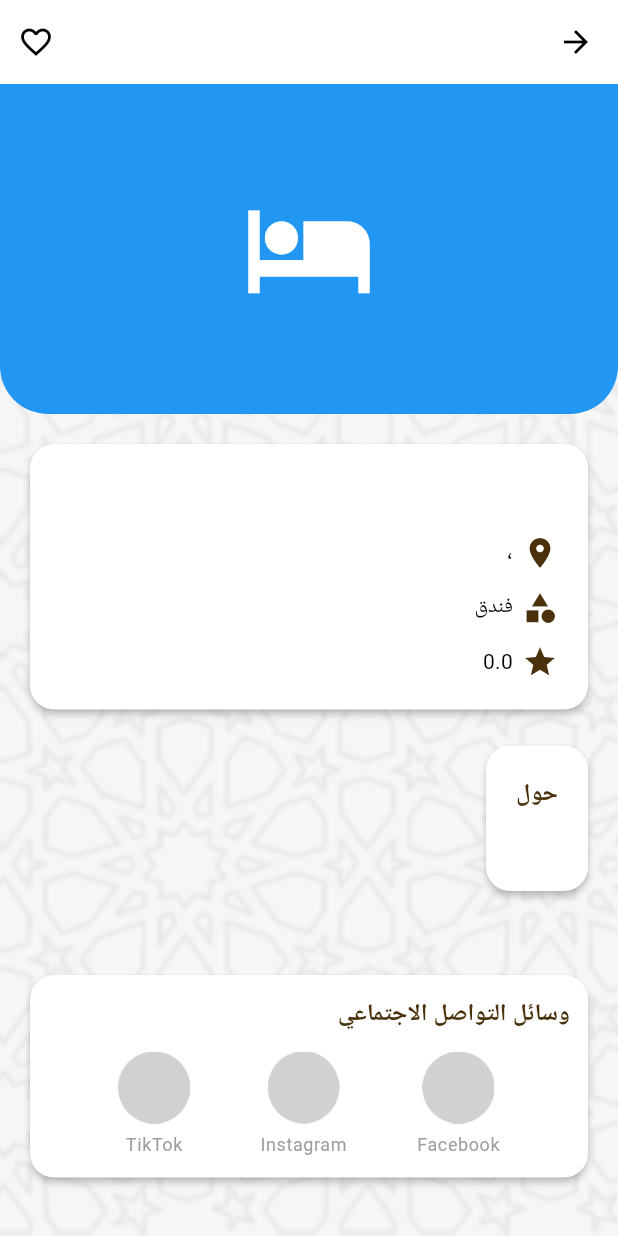
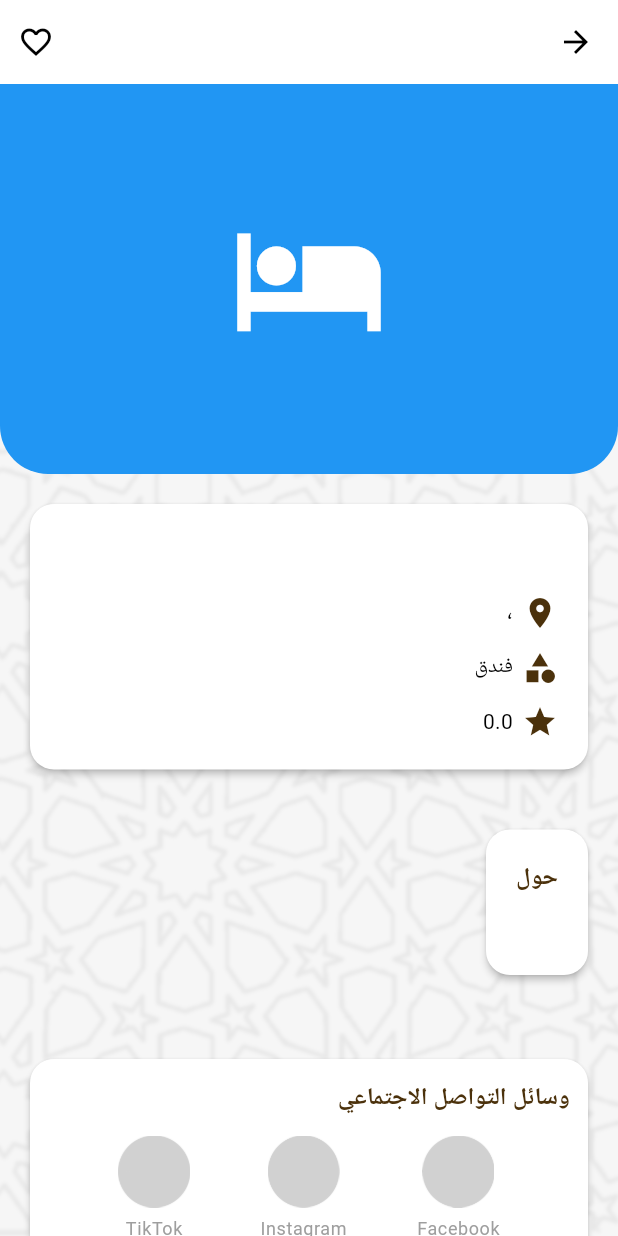
Before and after one commit to zaki-mj/traditio, a Flutter app: the PlaceDetailPage screen opened directly with empty values, on a phone screen of 412 x 824 dp. Run offline on Flutter 3.47's test engine with Material 3 defaults, Android fonts, the phone set to English and light mode, and no system bars; our stand-ins replace cloud_firestore, firebase_auth, firebase_core, firebase_storage, image_picker, shared_preferences and 1 more; missing offline and left inert: cloudinary_public; accounts and stored records are empty.

Commit message:
guest ui image carrousel

```diff
--- a/lib/models/place.dart
+++ b/lib/models/place.dart
@@ -73,13 +73,6 @@ class PointOfInterest {
   // Media
   final String? imageUrl;
   final List<String>? imageUrls;
-  // Optional individual image link slots (for DB later)
-  final String? imageLink1;
-  final String? imageLink2;
-  final String? imageLink3;
-  final String? imageLink4;
-  final String? imageLink5;
-  final String? imageLink6;
 
   // Timestamps (useful for sorting/filtering)
   final DateTime? createdAt;
@@ -104,12 +97,6 @@ class PointOfInterest {
     this.descriptionAR,
     this.descriptionFR,
     this.descriptionEN,
-    this.imageLink1,
-    this.imageLink2,
-    this.imageLink3,
-    this.imageLink4,
-    this.imageLink5,
-    this.imageLink6,
     this.locationLink,
     this.facebookLink,
     this.instagramLink,
@@ -147,12 +134,7 @@ class PointOfInterest {
       'tiktok_link': tiktokLink,
       'image_url': imageUrl,
       'image_urls': imageUrls,
-      'image_link_1': imageLink1,
-      'image_link_2': imageLink2,
-      'image_link_3': imageLink3,
-      'image_link_4': imageLink4,
-      'image_link_5': imageLink5,
-      'image_link_6': imageLink6,
+
       'created_at': createdAt?.toIso8601String(),
       'updated_at': updatedAt?.toIso8601String(),
       'recommended': recommended,
@@ -197,12 +179,6 @@ class PointOfInterest {
       descriptionAR: map['description_ar'] as String? ?? map['description'] as String?,
       descriptionFR: map['description_fr'] as String? ?? map['description'] as String?,
       descriptionEN: map['description_en'] as String? ?? map['description'] as String?,
-      imageLink1: _linkAt(0),
-      imageLink2: _linkAt(1),
-      imageLink3: _linkAt(2),
-      imageLink4: _linkAt(3),
-      imageLink5: _linkAt(4),
-      imageLink6: _linkAt(5),
       locationLink: map['location_link'] as String?,
       facebookLink: map['facebook_link'] as String?,
       instagramLink: map['instagram_link'] as String?,
--- a/lib/pages/place_detail_page.dart
+++ b/lib/pages/place_detail_page.dart
@@ -1,4 +1,5 @@
 import 'package:flutter/material.dart';
+import 'package:smooth_page_indicator/smooth_page_indicator.dart'; // ← new
 import '../models/place.dart';
 import '../widgets/category_image.dart';
 import '../l10n/app_localizations.dart';
@@ -6,12 +7,32 @@ import 'package:provider/provider.dart';
 import '../providers/favorites_provider.dart';
 import 'package:url_launcher/url_launcher.dart';
 
-class PlaceDetailPage extends StatelessWidget {
+class PlaceDetailPage extends StatefulWidget {
   final PointOfInterest place;
 
   const PlaceDetailPage({super.key, required this.place});
 
+  @override
+  State<PlaceDetailPage> createState() => _PlaceDetailPageState();
+}
+
+class _PlaceDetailPageState extends State<PlaceDetailPage> {
+  late PageController _pageController;
+
+  @override
+  void initState() {
+    super.initState();
+    _pageController = PageController();
+  }
+
+  @override
+  void dispose() {
+    _pageController.dispose();
+    super.dispose();
+  }
+
   Future<void> _launchURL(BuildContext context, String? url, {String? fallbackMessage}) async {
+    // ← your existing _launchURL code (unchanged)
     if (url == null || url.trim().isEmpty) {
       if (!context.mounted) return;
       ScaffoldMessenger.of(context).showSnackBar(SnackBar(content: Text(fallbackMessage ?? AppLocalizations(Localizations.localeOf(context)).translate('link_not_available'))));
@@ -27,7 +48,6 @@ class PlaceDetailPage extends StatelessWidget {
 
     try {
       final launched = await launchUrl(uri, mode: LaunchMode.externalApplication);
-
       if (!launched) {
         if (!context.mounted) return;
         ScaffoldMessenger.of(context).showSnackBar(SnackBar(content: Text(AppLocalizations(Localizations.localeOf(context)).translate('could_not_open_link'))));
@@ -39,6 +59,78 @@ class PlaceDetailPage extends StatelessWidget {
     }
   }
 
+  Widget _buildImageCarousel() {
+    final images = widget.place.imageUrls ?? [];
+    final hasImages = images.isNotEmpty;
+    final loc = AppLocalizations(Localizations.localeOf(context));
+    final theme = Theme.of(context);
+
+    if (!hasImages) {
+      // Fallback when no images
+      return ClipRRect(
+        borderRadius: const BorderRadius.only(bottomLeft: Radius.circular(32), bottomRight: Radius.circular(32)),
+        child: CategoryImage(
+          imageUrl: widget.place.imageUrl, // old single image fallback
+          category: widget.place.category,
+          height: 260,
+          fit: BoxFit.cover,
+          enableHero: true,
+          heroTag: 'place_image_${widget.place.id}',
+        ),
+      );
+    }
+
+    return Stack(
+      children: [
+        SizedBox(
+          height: 260,
+          child: PageView.builder(
+            controller: _pageController,
+            itemCount: images.length,
+            itemBuilder: (context, index) {
+              return ClipRRect(
+                borderRadius: const BorderRadius.only(bottomLeft: Radius.circular(32), bottomRight: Radius.circular(32)),
+                child: Image.network(
+                  images[index],
+                  fit: BoxFit.cover,
+                  width: double.infinity,
+                  height: 260,
+                  loadingBuilder: (context, child, loadingProgress) {
+                    if (loadingProgress == null) return child;
+                    return Container(
+                      color: theme.colorScheme.surfaceContainerLowest,
+                      child: const Center(child: CircularProgressIndicator()),
+                    );
+                  },
+                  errorBuilder: (context, error, stackTrace) {
+                    return Container(
+                      color: theme.colorScheme.surfaceContainerLowest,
+                      child: const Icon(Icons.broken_image, size: 80, color: Colors.grey),
+                    );
+                  },
+                ),
+              );
+            },
+          ),
+        ),
+
+        // Dots indicator
+        Positioned(
+          bottom: 16,
+          left: 0,
+          right: 0,
+          child: Center(
+            child: SmoothPageIndicator(
+              controller: _pageController,
+              count: images.length,
+              effect: ExpandingDotsEffect(dotHeight: 8, dotWidth: 8, spacing: 12, activeDotColor: theme.colorScheme.primary, dotColor: Colors.white.withOpacity(0.6), expansionFactor: 3),
+            ),
+          ),
+        ),
+      ],
+    );
+  }
+
   @override
   Widget build(BuildContext context) {
     final loc = AppLocalizations(Localizations.localeOf(context));
@@ -46,11 +138,11 @@ class PlaceDetailPage extends StatelessWidget {
 
     return Scaffold(
       appBar: AppBar(
-        title: Text(Localizations.localeOf(context).languageCode == 'ar' ? place.nameAR : place.nameFR),
+        title: Text(Localizations.localeOf(context).languageCode == 'ar' ? widget.place.nameAR : widget.place.nameFR),
         actions: [
           Consumer<FavoritesProvider>(
             builder: (ctx, favs, _) {
-              final id = place.id;
+              final id = widget.place.id;
               final isFav = id != null && favs.isFavorite(id);
               return IconButton(
                 icon: Icon(isFav ? Icons.favorite : Icons.favorite_border, color: isFav ? Colors.red : null),
@@ -66,16 +158,15 @@ class PlaceDetailPage extends StatelessWidget {
         ),
         child: ListView(
           children: [
-            ClipRRect(
-              borderRadius: const BorderRadius.only(bottomLeft: Radius.circular(32), bottomRight: Radius.circular(32)),
-              child: CategoryImage(imageUrl: place.imageUrl, category: place.category, height: 220, fit: BoxFit.cover, enableHero: true, heroTag: 'place_image_${place.id}'),
-            ),
+            // ── Carousel or fallback ────────────────────────────────
+            _buildImageCarousel(),
+
             Padding(
               padding: const EdgeInsets.all(16.0),
               child: Column(
                 crossAxisAlignment: CrossAxisAlignment.start,
                 children: [
-                  // Info Card
+                  // Info Card (unchanged)
                   Card(
                     color: theme.colorScheme.surface,
                     elevation: 2,
@@ -86,7 +177,7 @@ class PlaceDetailPage extends StatelessWidget {
                         crossAxisAlignment: CrossAxisAlignment.start,
                         children: [
                           Text(
-                            Localizations.localeOf(context).languageCode == 'ar' ? place.nameAR : place.nameFR,
+                            Localizations.localeOf(context).languageCode == 'ar' ? widget.place.nameAR : widget.place.nameFR,
                             style: theme.textTheme.headlineSmall?.copyWith(fontWeight: FontWeight.bold, color: theme.colorScheme.primary),
                           ),
                           const SizedBox(height: 8),
@@ -94,7 +185,7 @@ class PlaceDetailPage extends StatelessWidget {
                             children: [
                               Icon(Icons.location_on, color: theme.colorScheme.primary),
                               const SizedBox(width: 6),
-                              Expanded(child: Text(Localizations.localeOf(context).languageCode == 'ar' ? (place.cityNameAR + '، ' + place.wilayaNameAR) : (place.cityNameFR + ', ' + place.wilayaNameFR), style: theme.textTheme.bodyLarge)),
+                              Expanded(child: Text(Localizations.localeOf(context).languageCode == 'ar' ? '${widget.place.cityNameAR}، ${widget.place.wilayaNameAR}' : '${widget.place.cityNameFR}, ${widget.place.wilayaNameFR}', style: theme.textTheme.bodyLarge)),
                             ],
                           ),
                           const SizedBox(height: 12),
@@ -102,7 +193,7 @@ class PlaceDetailPage extends StatelessWidget {
                             children: [
                               Icon(Icons.category, color: theme.colorScheme.primary),
                               const SizedBox(width: 6),
-                              Text(AppLocalizations(Localizations.localeOf(context)).translate('type_${place.category.name}'), style: theme.textTheme.bodyMedium),
+                              Text(loc.translate('type_${widget.place.category.name}'), style: theme.textTheme.bodyMedium),
                             ],
                           ),
                           const SizedBox(height: 12),
@@ -110,14 +201,16 @@ class PlaceDetailPage extends StatelessWidget {
                             children: [
                               Icon(Icons.star, color: theme.colorScheme.primary),
                               const SizedBox(width: 6),
-                              Text('${place.rating}', style: theme.textTheme.bodyMedium),
+                              Text('${widget.place.rating}', style: theme.textTheme.bodyMedium),
                             ],
                           ),
                         ],
                       ),
                     ),
                   ),
-                  const SizedBox(height: 16),
+
+                  // ... rest of your cards (Description, Contact, Address, Social) remain unchanged ...
+                  const SizedBox(height: 32),
 
                   // Description Card
                   Card(
@@ -134,7 +227,7 @@ class PlaceDetailPage extends StatelessWidget {
                             style: theme.textTheme.titleMedium?.copyWith(fontWeight: FontWeight.bold, color: theme.colorScheme.primary),
                           ),
                           const SizedBox(height: 12),
-                          Text(place.description ?? '', style: theme.textTheme.bodyMedium),
+                          Text(widget.place.description ?? '', style: theme.textTheme.bodyMedium),
                         ],
                       ),
                     ),
@@ -143,7 +236,7 @@ class PlaceDetailPage extends StatelessWidget {
 
                   // Contact Card
                   // phone/email are required in POI model, guard against empty strings instead
-                  if ((place.phone.isNotEmpty) || (place.email.isNotEmpty))
+                  if ((widget.place.phone.isNotEmpty) || (widget.place.email.isNotEmpty))
                     Card(
                       color: theme.colorScheme.surface,
                       elevation: 2,
@@ -158,7 +251,7 @@ class PlaceDetailPage extends StatelessWidget {
                               style: theme.textTheme.titleMedium?.copyWith(fontWeight: FontWeight.bold, color: theme.colorScheme.primary),
                             ),
                             const SizedBox(height: 12),
-                            if (place.phone.isNotEmpty)
+                            if (widget.place.phone.isNotEmpty)
                               Column(
                                 children: [
                                   Row(
@@ -166,26 +259,26 @@ class PlaceDetailPage extends StatelessWidget {
                                       Icon(Icons.phone, color: theme.colorScheme.primary),
                                       const SizedBox(width: 6),
                                       GestureDetector(
-                                        onTap: () => _launchURL(context, 'tel:${place.phone}'),
+                                        onTap: () => _launchURL(context, 'tel:${widget.place.phone}'),
                                         child: Text(
-                                          place.phone,
+                                          widget.place.phone,
                                           style: theme.textTheme.bodyLarge?.copyWith(color: theme.colorScheme.primary, decoration: TextDecoration.underline),
                                         ),
                                       ),
                                     ],
                                   ),
-                                  if (place.email.isNotEmpty) const SizedBox(height: 12),
+                                  if (widget.place.email.isNotEmpty) const SizedBox(height: 12),
                                 ],
                               ),
-                            if (place.email.isNotEmpty)
+                            if (widget.place.email.isNotEmpty)
                               Row(
                                 children: [
                                   Icon(Icons.email, color: theme.colorScheme.primary),
                                   const SizedBox(width: 6),
                                   GestureDetector(
-                                    onTap: () => _launchURL(context, 'mailto:${place.email}'),
+                                    onTap: () => _launchURL(context, 'mailto:${widget.place.email}'),
                                     child: Text(
-                                      place.email,
+                                      widget.place.email,
                                       style: theme.textTheme.bodyLarge?.copyWith(color: theme.colorScheme.primary, decoration: TextDecoration.underline),
                                     ),
                                   ),
@@ -198,7 +291,7 @@ class PlaceDetailPage extends StatelessWidget {
                   const SizedBox(height: 16),
 
                   // Address Card
-                  if (place.locationLink != null && place.locationLink!.isNotEmpty)
+                  if (widget.place.locationLink != null && widget.place.locationLink!.isNotEmpty)
                     Card(
                       color: theme.colorScheme.surface,
                       elevation: 2,
@@ -223,7 +316,7 @@ class PlaceDetailPage extends StatelessWidget {
                                   shape: RoundedRectangleBorder(borderRadius: BorderRadius.circular(12)),
                                   elevation: 4,
                                 ),
-                                onPressed: () => _launchURL(context, place.locationLink),
+                                onPressed: () => _launchURL(context, widget.place.locationLink),
                               ),
                             ),
                           ],
@@ -254,24 +347,24 @@ class PlaceDetailPage extends StatelessWidget {
                               _SocialIconButton(
                                 assetPath: 'assets/pictures/facebook.png',
                                 tooltip: 'Facebook',
-                                enabled: place.facebookLink != null && place.facebookLink!.isNotEmpty,
-                                onTap: () => _launchURL(context, place.facebookLink, fallbackMessage: loc.translate('link_not_available')),
+                                enabled: widget.place.facebookLink != null && widget.place.facebookLink!.isNotEmpty,
+                                onTap: () => _launchURL(context, widget.place.facebookLink, fallbackMessage: loc.translate('link_not_available')),
                               ),
 
                               // Instagram
                               _SocialIconButton(
                                 assetPath: 'assets/pictures/instagram.png',
                                 tooltip: 'Instagram',
-                                enabled: place.instagramLink != null && place.instagramLink!.isNotEmpty,
-                                onTap: () => _launchURL(context, place.instagramLink, fallbackMessage: loc.translate('link_not_available')),
+                                enabled: widget.place.instagramLink != null && widget.place.instagramLink!.isNotEmpty,
+                                onTap: () => _launchURL(context, widget.place.instagramLink, fallbackMessage: loc.translate('link_not_available')),
                               ),
 
                               // TikTok
                               _SocialIconButton(
                                 assetPath: 'assets/pictures/tiktok.png',
                                 tooltip: 'TikTok',
-                                enabled: place.tiktokLink != null && place.tiktokLink!.isNotEmpty,
-                                onTap: () => _launchURL(context, place.tiktokLink, fallbackMessage: loc.translate('link_not_available')),
+                                enabled: widget.place.tiktokLink != null && widget.place.tiktokLink!.isNotEmpty,
+                                onTap: () => _launchURL(context, widget.place.tiktokLink, fallbackMessage: loc.translate('link_not_available')),
                               ),
                             ],
                           ),
--- a/lib/theme/app_colors.dart
+++ b/lib/theme/app_colors.dart
@@ -25,5 +25,5 @@ class AppColors {
   // Gradients
   static const LinearGradient cardGradient = LinearGradient(begin: Alignment.topLeft, end: Alignment.bottomRight, colors: [Color(0xFF00796B), Color(0xFF26A69A)]);
 
-  static const LinearGradient overlayGradient = LinearGradient(begin: Alignment.topCenter, end: Alignment.bottomCenter, colors: [Colors.transparent, Colors.black54]);
+  static const LinearGradient overlayGradient = LinearGradient(begin: Alignment.topCenter, end: Alignment.bottomCenter, colors: [Colors.transparent, Color.fromARGB(55, 0, 0, 0)]);
 }
--- a/lib/widgets/cards/place_card.dart
+++ b/lib/widgets/cards/place_card.dart
@@ -32,7 +32,7 @@ class PlaceCard extends StatelessWidget {
                 child: Stack(
                   fit: StackFit.expand,
                   children: [
-                    CategoryImage(imageUrl: place.imageUrl, category: place.category, enableHero: enableHero, heroTag: enableHero ? 'place_image_${place.id}' : null, fit: BoxFit.cover),
+                    CategoryImage(imageUrl: place.imageUrls?.isNotEmpty == true ? place.imageUrls![0] : null, category: place.category, enableHero: enableHero, heroTag: enableHero ? 'place_image_${place.id}' : null, fit: BoxFit.cover),
                     Container(decoration: const BoxDecoration(gradient: AppColors.overlayGradient)),
                     Positioned(
                       left: 12,
--- a/pubspec.yaml
+++ b/pubspec.yaml
@@ -20,6 +20,7 @@ dependencies:
   firebase_storage: ^13.0.5
   image_picker: ^1.2.1
   cloudinary_public: ^0.23.1
+  smooth_page_indicator: ^2.0.1
 
 
 
```
Also changed, not shown: lib/providers/places_provider.dart (+3 -18 lines), pubspec.lock.
